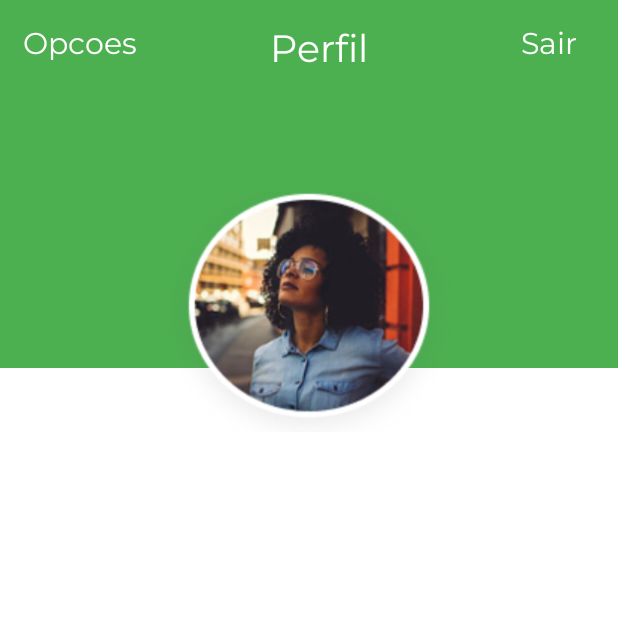
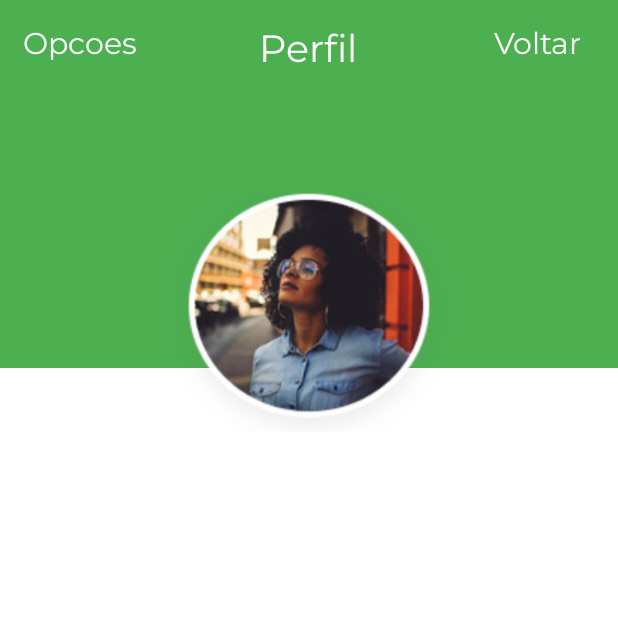
Before and after one commit to Luiz-Filipee/OrgsApp, an Android app: the PerfilUserActivity screen opened directly, with no data from a screen before it, on a phone screen of 412 x 824 dp, the top half of it. Run offline under Robolectric (Android 15) with nearby library versions, the phone set to English and light mode, and no system bars.

Commit message:
feat: alteracao nos layouts

```diff
--- a/app/src/main/AndroidManifest.xml
+++ b/app/src/main/AndroidManifest.xml
@@ -16,9 +16,9 @@
         tools:targetApi="31">
         <activity android:name=".ui.activity.user.LoginActivity"
             android:theme="@style/Theme.Orgs.NoActionBar"/>
-        <activity android:name=".ui.activity.user.ActivityForgotPassword"
+        <activity android:name=".ui.activity.user.RecuperaSenhaActivity"
             android:theme="@style/Theme.Orgs.NoActionBar"/>
-        <activity android:name=".ui.activity.user.ActivtyEditaUser"
+        <activity android:name=".ui.activity.user.EditaUserActivity"
             android:theme="@style/Theme.Orgs.NoActionBar"/>
         <activity android:name=".ui.activity.user.CadastroUserActivity"
             android:theme="@style/Theme.Orgs.NoActionBar"/>
--- a/app/src/main/res/layout/activity_cadastro_user.xml
+++ b/app/src/main/res/layout/activity_cadastro_user.xml
@@ -125,7 +125,7 @@
             android:id="@+id/cadastro_user_checkbox"
             android:layout_width="wrap_content"
             android:layout_height="wrap_content"
-            android:text="Gostaria de receber sua newsletter e outras informações promocionais."
+            android:text="Eu concordo com os termos de uso do aplicativo"
             app:layout_constraintTop_toBottomOf="@+id/cadastro_user_senha"
             app:layout_constraintStart_toStartOf="@+id/cadastro_user_telefone"
             app:layout_constraintEnd_toEndOf="parent"
--- a/app/src/main/res/layout/activity_forgot_password.xml
+++ b/app/src/main/res/layout/activity_forgot_password.xml
@@ -5,7 +5,7 @@
     xmlns:tools="http://schemas.android.com/tools"
     android:layout_width="match_parent"
     android:layout_height="match_parent"
-    tools:context=".ui.activity.user.ActivityForgotPassword">
+    tools:context=".ui.activity.user.RecuperaSenhaActivity">
 
     <ImageView
         android:id="@+id/activity_forgot_user_close"
--- a/app/src/main/res/layout/activity_perfil_user.xml
+++ b/app/src/main/res/layout/activity_perfil_user.xml
@@ -23,11 +23,11 @@
             app:layout_constraintTop_toTopOf="parent" />
 
         <TextView
-            android:id="@+id/perfil_user_sair"
+            android:id="@+id/perfil_user_voltar"
             android:layout_width="wrap_content"
             android:layout_height="wrap_content"
             android:layout_marginEnd="20dp"
-            android:text="Sair"
+            android:text="Voltar"
             android:textColor="@color/white"
             android:textSize="20sp"
             app:layout_constraintBottom_toBottomOf="@+id/perfil_user_profile"
@@ -61,7 +61,7 @@
             android:textColor="@color/white"
             android:textSize="25sp"
             app:layout_constraintBottom_toBottomOf="@+id/perfil_user_opcoes"
-            app:layout_constraintEnd_toStartOf="@+id/perfil_user_sair"
+            app:layout_constraintEnd_toStartOf="@+id/perfil_user_voltar"
             app:layout_constraintHorizontal_bias="0.417"
             app:layout_constraintStart_toEndOf="@+id/perfil_user_opcoes"
             app:layout_constraintTop_toTopOf="@+id/perfil_user_opcoes"
```
